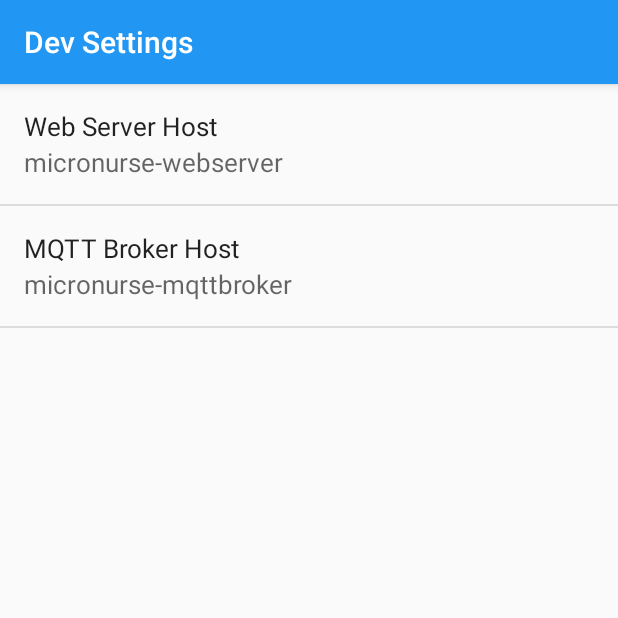
After one commit to micronurse-iot/micronurse-android, an Android app: the DevSettingsActivity screen opened directly, with no data from a screen before it, on a phone screen of 412 x 824 dp, the top half of it. The commit adds this screen. Run offline under Robolectric (Android 15) with nearby library versions, the phone set to English and light mode, and no system bars.

Commit message:
Add dev settings.

```diff
--- a/app/src/main/java/org/micronurse/ui/activity/AppCompatPreferenceActivity.java
+++ b/app/src/main/java/org/micronurse/ui/activity/AppCompatPreferenceActivity.java
@@ -1,23 +1,31 @@
 package org.micronurse.ui.activity;
 
+import android.content.SharedPreferences;
 import android.content.res.Configuration;
 import android.os.Bundle;
+import android.preference.EditTextPreference;
+import android.preference.ListPreference;
+import android.preference.MultiSelectListPreference;
+import android.preference.Preference;
 import android.preference.PreferenceActivity;
+import android.preference.PreferenceGroup;
 import android.support.annotation.LayoutRes;
 import android.support.annotation.Nullable;
 import android.support.v7.app.ActionBar;
 import android.support.v7.app.AppCompatDelegate;
 import android.support.v7.widget.Toolbar;
+import android.text.InputType;
 import android.view.MenuInflater;
 import android.view.View;
 import android.view.ViewGroup;
+import android.widget.EditText;
 
 /**
  * A {@link android.preference.PreferenceActivity} which implements and proxies the necessary calls
  * to be used with AppCompat.
  */
-public abstract class AppCompatPreferenceActivity extends PreferenceActivity {
-
+public abstract class AppCompatPreferenceActivity extends PreferenceActivity
+        implements SharedPreferences.OnSharedPreferenceChangeListener{
     private AppCompatDelegate mDelegate;
 
     @Override
@@ -27,10 +35,12 @@ public abstract class AppCompatPreferenceActivity extends PreferenceActivity {
         super.onCreate(savedInstanceState);
     }
 
+    @SuppressWarnings("deprecation")
     @Override
     protected void onPostCreate(Bundle savedInstanceState) {
         super.onPostCreate(savedInstanceState);
         getDelegate().onPostCreate(savedInstanceState);
+        initPrefSummary(getPreferenceScreen());
     }
 
     public ActionBar getSupportActionBar() {
@@ -66,10 +76,24 @@ public abstract class AppCompatPreferenceActivity extends PreferenceActivity {
         getDelegate().addContentView(view, params);
     }
 
+    @SuppressWarnings("deprecation")
+    @Override
+    protected void onResume() {
+        getPreferenceScreen().getSharedPreferences().registerOnSharedPreferenceChangeListener(this);
+        super.onResume();
+    }
+
     @Override
     protected void onPostResume() {
         super.onPostResume();
         getDelegate().onPostResume();
+    }
+
+    @SuppressWarnings("deprecation")
+    @Override
+    protected void onPause() {
+        getPreferenceScreen().getSharedPreferences().unregisterOnSharedPreferenceChangeListener(this);
+        super.onPause();
     }
 
     @Override
@@ -106,4 +130,30 @@ public abstract class AppCompatPreferenceActivity extends PreferenceActivity {
         }
         return mDelegate;
     }
+
+    private void initPrefSummary(Preference p) {
+        if (p instanceof PreferenceGroup) {
+            PreferenceGroup pGrp = (PreferenceGroup) p;
+            for (int i = 0; i < pGrp.getPreferenceCount(); i++) {
+                initPrefSummary(pGrp.getPreference(i));
+            }
+        } else {
+            updatePrefSummary(p);
+        }
+    }
+
+    private void updatePrefSummary(Preference p){
+        if (p instanceof ListPreference) {
+            p.setSummary(((ListPreference) p).getEntry());
+        }else if (p instanceof EditTextPreference) {
+            EditTextPreference editTextPref = (EditTextPreference) p;
+            p.setSummary(((EditTextPreference) p).getText());
+        }
+    }
+
+    @SuppressWarnings("deprecation")
+    @Override
+    public void onSharedPreferenceChanged(SharedPreferences sharedPreferences, String key) {
+        updatePrefSummary(findPreference(key));
+    }
 }
--- /dev/null
+++ b/app/src/main/java/org/micronurse/ui/activity/dev/DevSettingsActivity.java
@@ -0,0 +1,19 @@
+package org.micronurse.ui.activity.dev;
+
+import android.content.SharedPreferences;
+import android.support.v7.app.AppCompatActivity;
+import android.os.Bundle;
+
+import org.micronurse.R;
+import org.micronurse.ui.activity.AppCompatPreferenceActivity;
+import org.micronurse.util.SharedPreferenceUtil;
+
+@SuppressWarnings("deprecation")
+public class DevSettingsActivity extends AppCompatPreferenceActivity{
+    @Override
+    protected void onCreate(Bundle savedInstanceState) {
+        super.onCreate(savedInstanceState);
+        getPreferenceManager().setSharedPreferencesName(SharedPreferenceUtil.PREFERENCE_DEV);
+        addPreferencesFromResource(R.xml.dev_settings);
+    }
+}
--- a/app/src/main/java/org/micronurse/ui/activity/older/SettingsActivity.java
+++ b/app/src/main/java/org/micronurse/ui/activity/older/SettingsActivity.java
@@ -23,6 +23,7 @@ import org.micronurse.util.DatabaseUtil;
 import org.micronurse.util.GlobalInfo;
 
 public class SettingsActivity extends AppCompatPreferenceActivity {
+    @SuppressWarnings("deprecation")
     @Override
     protected void onCreate(Bundle savedInstanceState) {
         super.onCreate(savedInstanceState);
--- /dev/null
+++ b/app/src/main/res/xml/dev_settings.xml
@@ -0,0 +1,11 @@
+<?xml version="1.0" encoding="utf-8"?>
+<PreferenceScreen xmlns:android="http://schemas.android.com/apk/res/android"
+    android:title="Dev Settings">
+    <EditTextPreference android:key="dev_webserver_host"
+        android:title="Web Server Host"
+        android:defaultValue="micronurse-webserver"/>
+
+    <EditTextPreference android:key="dev_mqttbroker_host"
+        android:title="MQTT Broker Host"
+        android:defaultValue="micronurse-mqttbroker"/>
+</PreferenceScreen>
```
Also changed, not shown: app/src/main/AndroidManifest.xml (+13 -11 lines), app/src/main/java/org/micronurse/Application.java (+8 -0 lines), app/src/main/java/org/micronurse/http/MicronurseAPI.java (+9 -1 lines), app/src/main/java/org/micronurse/service/MQTTService.java (+7 -1 lines), app/src/main/java/org/micronurse/util/SharedPreferenceUtil.java (added, +35 -0 lines).
